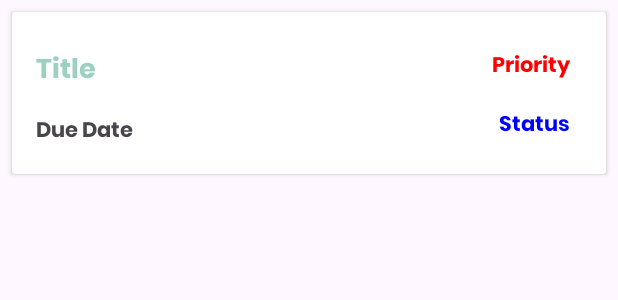
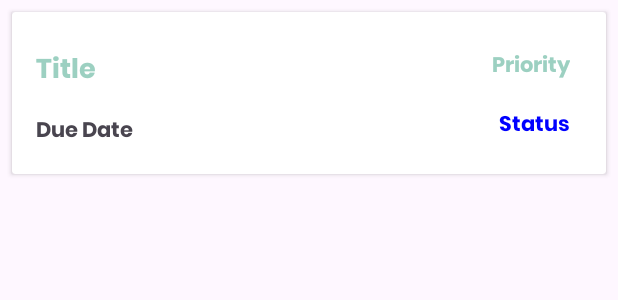
Before and after one commit to Kun-Alexandru/UBB-projects, an Android app: the layout task_item.xml on its own in the app's theme, with its tools: preview values and no code run, on a phone screen of 412 x 824 dp. Shown: the top 300 px of the screen. Run offline under Robolectric (Android 15) with nearby library versions, the phone set to English and light mode, and no system bars.

Commit message:
added color to priority

```diff
--- a/SEM5/Mobile/Lab2/TaskTrifleAppNative/app/src/main/res/layout/task_item.xml
+++ b/SEM5/Mobile/Lab2/TaskTrifleAppNative/app/src/main/res/layout/task_item.xml
@@ -37,7 +37,7 @@
                 android:layout_marginEnd="8dp"
                 android:layout_marginRight="8dp"
                 android:fontFamily="@font/poppins_bold"
-                android:textColor="@color/red" />
+                android:textColor="@color/green" />
         </RelativeLayout>
 
         <RelativeLayout
--- a/SEM5/Mobile/Lab2/TaskTrifleAppNative/app/src/main/res/values/colors.xml
+++ b/SEM5/Mobile/Lab2/TaskTrifleAppNative/app/src/main/res/values/colors.xml
@@ -5,4 +5,6 @@
     <color name="blue">#0000FF</color>
     <color name="red">#ff0000</color>
     <color name="green">#9CD0C1</color>
+    <color name="yellow">#ffa500</color>
+    <color name="goodgreen">#008000</color>
 </resources>
```
Also changed, not shown: SEM5/Mobile/Lab2/TaskTrifleAppNative/app/src/main/java/com/example/tasktrifleappnative/TasksAdapter.kt (+12 -1 lines), SEM5/Mobile/Lab2/TaskTrifleAppNative/app/src/main/res/values/strings.xml (+9 -0 lines).
